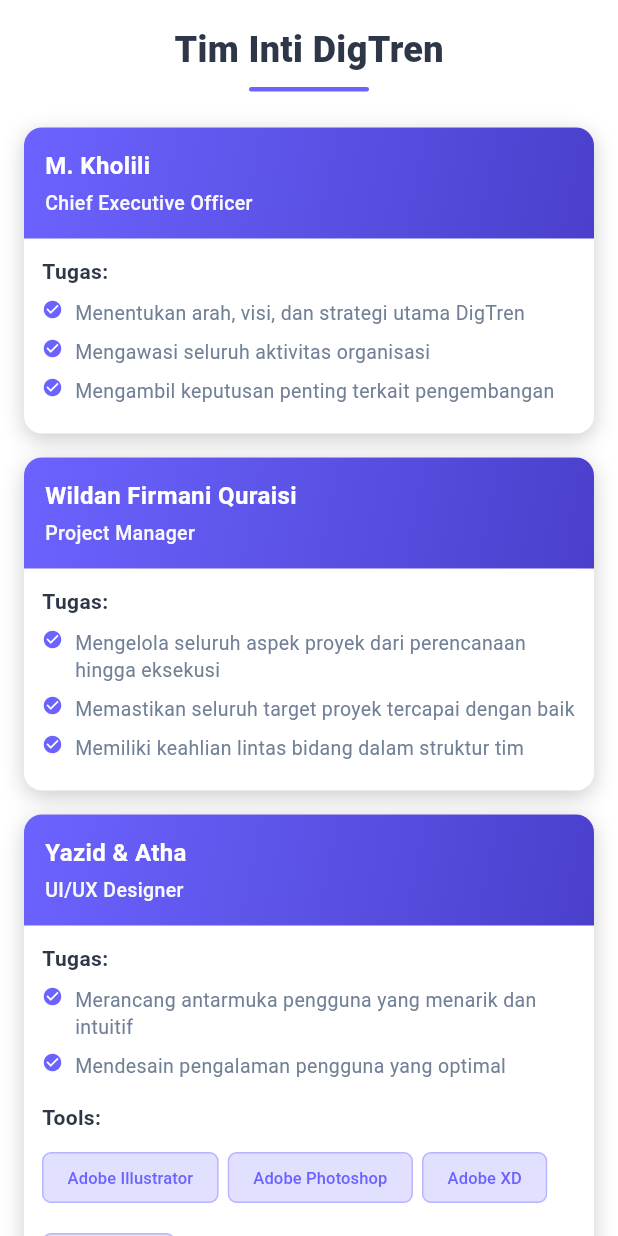
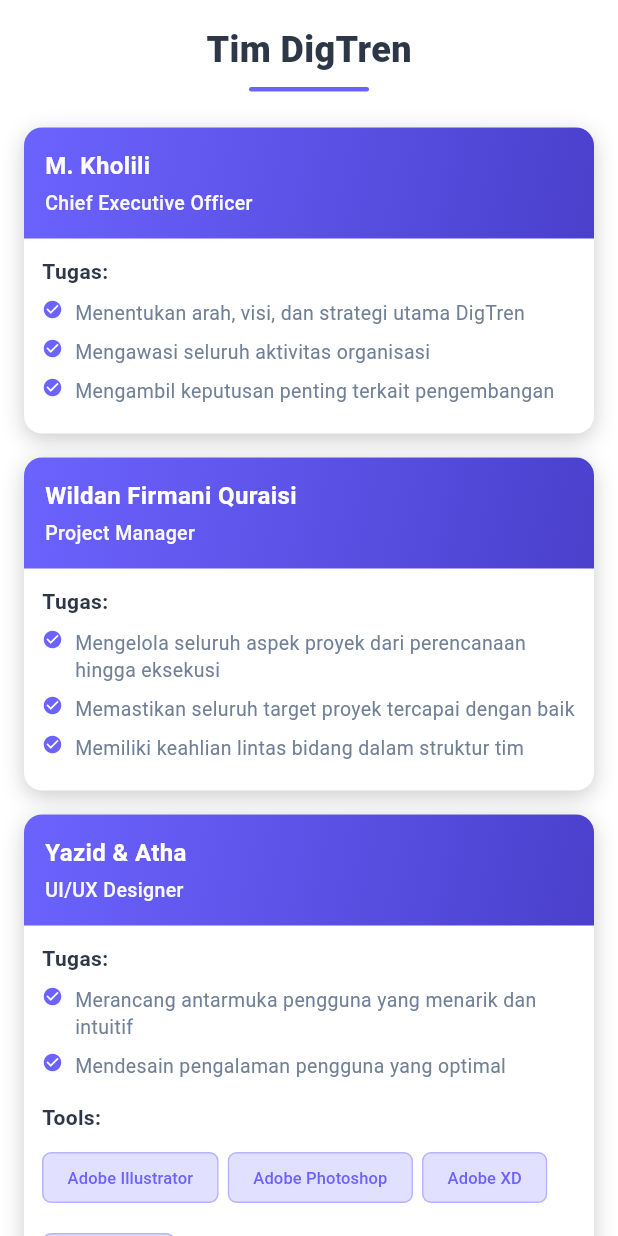
Before and after one commit to programmernusantara/digtren, a Flutter app: the ResponsiveTeamProfile screen opened directly, on a phone screen of 412 x 824 dp. Run offline on Flutter 3.47's test engine with Material 3 defaults, Android fonts, the phone set to English and light mode, and no system bars; our stand-ins replace photo_view, smooth_page_indicator.

Commit message:
first commit

```diff
--- a/lib/screens/profile_screen.dart
+++ b/lib/screens/profile_screen.dart
@@ -74,7 +74,7 @@ class ResponsiveTeamProfile extends StatelessWidget {
     return Column(
       children: [
         Text(
-          'Tim Inti DigTren',
+          'Tim DigTren',
           style: TextStyle(
             fontSize: 24,
             fontWeight: FontWeight.w800,
```
